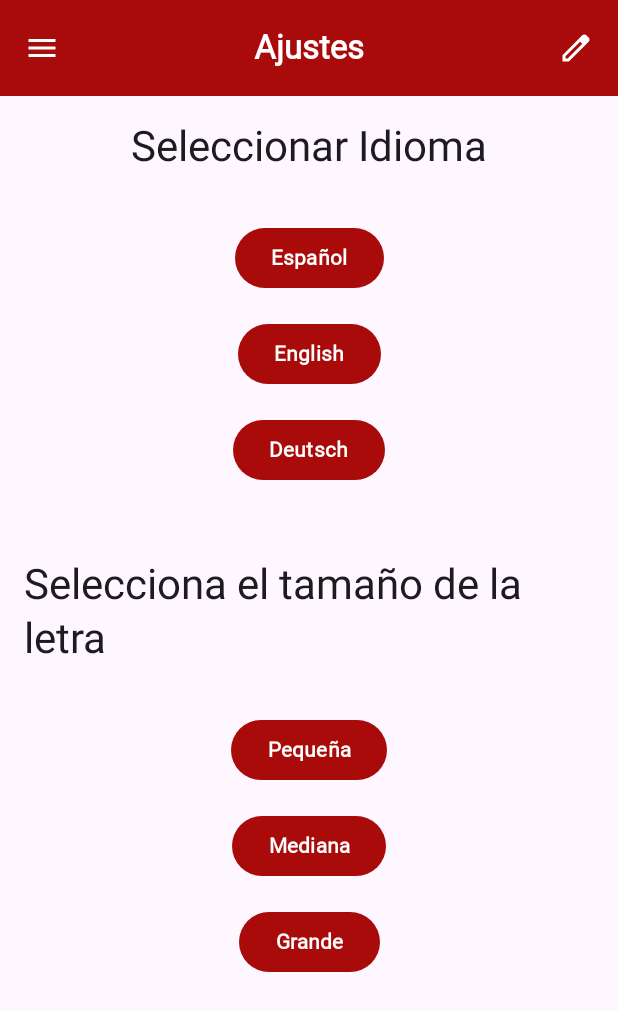
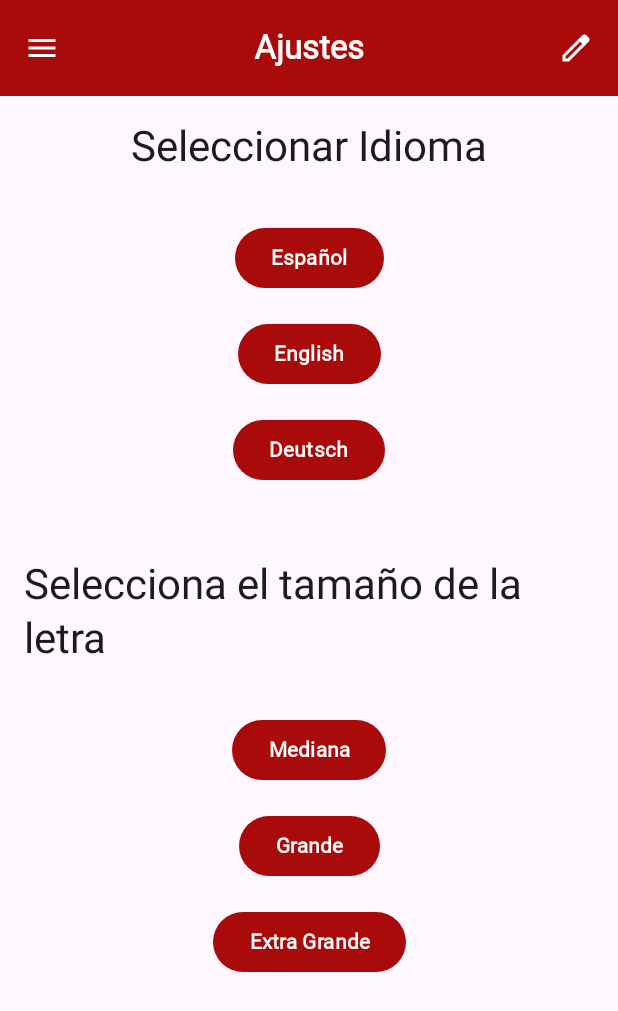
Before and after one commit to MRDaniel04/SMOV_Monasterio, an Android app built with Jetpack Compose: the AjustesScreen screen opened through its navigation route, on a phone screen of 412 x 824 dp. Shown: the top 1011 px of the screen. Run offline under Robolectric (Android 15) with nearby library versions, the phone set to English and light mode, and no system bars; our stand-ins replace constraintlayout-compose; Roboto replaces fonts that are not available here.

```diff
--- a/app/build.gradle.kts
+++ b/app/build.gradle.kts
@@ -74,7 +74,7 @@ dependencies {
     implementation("com.google.android.material:material:1.10.0")
 
     // Plano Interactivo
-    implementation("com.github.chrisbanes:PhotoView:2.3.0")
+    implementation("io.github.chrisbanes:PhotoView:2.3.0")
 
 
 }
--- a/app/src/main/AndroidManifest.xml
+++ b/app/src/main/AndroidManifest.xml
@@ -19,7 +19,6 @@
             <category android:name="android.intent.category.LAUNCHER" />
         </intent-filter>
     </activity>
-
 </application>
 
 </manifest>
--- a/app/src/main/java/com/nextapp/monasterio/ui/screens/AjustesScreen.kt
+++ b/app/src/main/java/com/nextapp/monasterio/ui/screens/AjustesScreen.kt
@@ -72,20 +72,6 @@ fun AjustesScreen() {
 
         Button(
             onClick = {
-                FontSize.guardarFontScale(activity, 0.85f)
-                activity.recreate()
-            }
-        ) {
-            Text(
-                text = stringResource(R.string.font_small),
-                textAlign = TextAlign.Center
-            )
-        }
-
-        Spacer(modifier = Modifier.height(16.dp))
-
-        Button(
-            onClick = {
                 FontSize.guardarFontScale(activity, 1.0f)
                 activity.recreate()
             }
@@ -100,7 +86,7 @@ fun AjustesScreen() {
 
         Button(
             onClick = {
-                FontSize.guardarFontScale(activity, 1.25f)
+                FontSize.guardarFontScale(activity, 1.3f)
                 activity.recreate()
             }
         ) {
@@ -109,5 +95,19 @@ fun AjustesScreen() {
                 textAlign = TextAlign.Center
             )
         }
+
+        Spacer(modifier = Modifier.height(16.dp))
+
+        Button(
+            onClick = {
+                FontSize.guardarFontScale(activity, 1.6f)
+                activity.recreate()
+            }
+        ) {
+            Text(
+                text = stringResource(R.string.font_extrabig),
+                textAlign = TextAlign.Center
+            )
+        }
     }
 }
--- a/app/src/main/java/com/nextapp/monasterio/ui/virtualvisit/components/DebugPhotoView.kt
+++ b/app/src/main/java/com/nextapp/monasterio/ui/virtualvisit/components/DebugPhotoView.kt
@@ -26,13 +26,13 @@ class DebugPhotoView @JvmOverloads constructor(
 
     private val highlightPaint = Paint().apply {
         style = Paint.Style.STROKE
-        strokeWidth = 10f
+        strokeWidth = 15f
         isAntiAlias = true
     }
 
     private val zonePaint = Paint().apply{
         style = Paint.Style.STROKE
-        strokeWidth = 6f
+        strokeWidth = 20f
         isAntiAlias = true
     }
 
--- a/app/src/main/java/com/nextapp/monasterio/ui/virtualvisit/screens/PlanoInteractivoScreen.kt
+++ b/app/src/main/java/com/nextapp/monasterio/ui/virtualvisit/screens/PlanoInteractivoScreen.kt
@@ -53,7 +53,7 @@ fun PlanoInteractivoScreen(
         initialValue = 0f,
         targetValue = 1.0f,
         animationSpec = infiniteRepeatable(
-            animation=tween(durationMillis = 1000, easing = LinearEasing),
+            animation=tween(durationMillis = 1500, easing = LinearEasing),
             repeatMode = RepeatMode.Reverse
         )
     )
--- a/app/src/main/res/values/strings.xml
+++ b/app/src/main/res/values/strings.xml
@@ -53,7 +53,7 @@
     <string name="history_content_placeholder">Mauris vel nisi id metus vestibulum vehicula nec ac orci. Curabitur massa diam, fermentum sit amet augue sit, volutpat efficitur enim. Phasellus a cursus orci, id laoreet dolor. Class aptent taciti sociosqu ad litora torquent per conubia nostra, per inceptos himenaeos.</string>
     <string name="language_select">Seleccionar Idioma</string>
     <string name="font_size_select">Selecciona el tamaño de la letra</string>
-    <string name="font_small">Pequeña</string>
+    <string name="font_extrabig">Extra Grande</string>
     <string name="font_normal">Mediana</string>
     <string name="font_big">Grande</string>
     <string name="title_monasterio">Monasterio</string>
```
Also changed, not shown: app/src/main/java/com/nextapp/monasterio/ui/virtualvisit/data/PlanoData.kt (+5 -5 lines), 2 other files.
